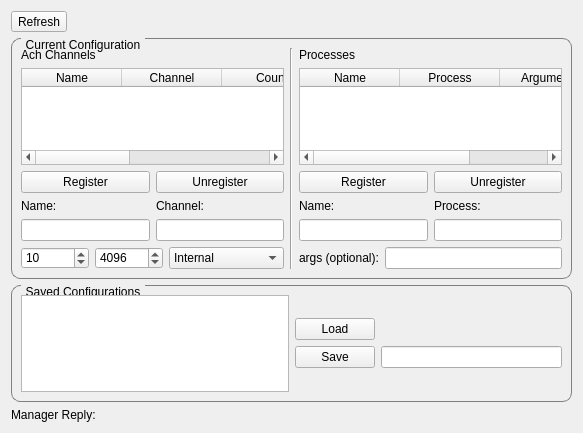
golems/HuboCan, file HuboQt/ui/ConfigWidget.ui: the form before one commit.
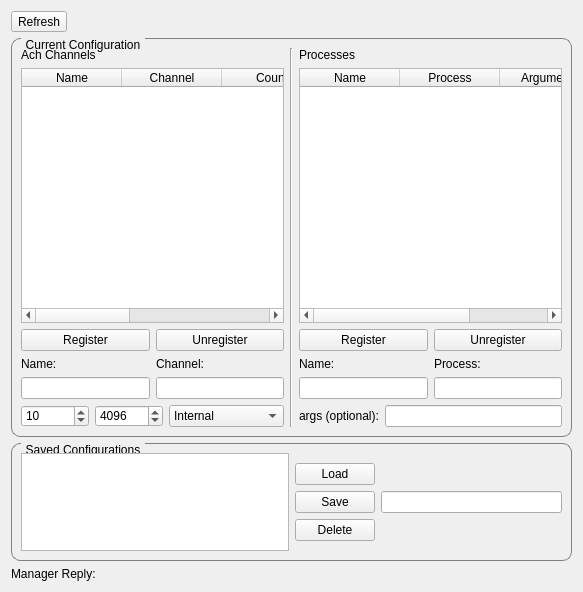
The form after the commit.

The edit to the form file:
```diff
--- a/HuboQt/ui/ConfigWidget.ui
+++ b/HuboQt/ui/ConfigWidget.ui
@@ -7,7 +7,7 @@
     <x>0</x>
     <y>0</y>
     <width>583</width>
-    <height>433</height>
+    <height>592</height>
    </rect>
   </property>
   <property name="windowTitle">
@@ -51,6 +51,12 @@
         </item>
         <item>
          <widget class="QTableWidget" name="chanTable">
+          <property name="sizePolicy">
+           <sizepolicy hsizetype="Expanding" vsizetype="MinimumExpanding">
+            <horstretch>0</horstretch>
+            <verstretch>0</verstretch>
+           </sizepolicy>
+          </property>
           <column>
            <property name="text">
             <string>Name</string>
@@ -200,6 +206,12 @@
         </item>
         <item>
          <widget class="QTableWidget" name="procTable">
+          <property name="sizePolicy">
+           <sizepolicy hsizetype="Expanding" vsizetype="MinimumExpanding">
+            <horstretch>0</horstretch>
+            <verstretch>0</verstretch>
+           </sizepolicy>
+          </property>
           <column>
            <property name="text">
             <string>Name</string>
@@ -306,7 +318,14 @@
      </property>
      <layout class="QHBoxLayout" name="horizontalLayout_10">
       <item>
-       <widget class="QListWidget" name="configList"/>
+       <widget class="QListWidget" name="configList">
+        <property name="sizePolicy">
+         <sizepolicy hsizetype="Expanding" vsizetype="Ignored">
+          <horstretch>0</horstretch>
+          <verstretch>0</verstretch>
+         </sizepolicy>
+        </property>
+       </widget>
       </item>
       <item>
        <layout class="QVBoxLayout" name="verticalLayout_4">
@@ -315,10 +334,13 @@
           <property name="orientation">
            <enum>Qt::Vertical</enum>
           </property>
+          <property name="sizeType">
+           <enum>QSizePolicy::Maximum</enum>
+          </property>
           <property name="sizeHint" stdset="0">
            <size>
             <width>20</width>
-            <height>40</height>
+            <height>10</height>
            </size>
           </property>
          </spacer>
@@ -361,15 +383,42 @@
           </item>
          </layout>
         </item>
+        <item>
+         <layout class="QHBoxLayout" name="horizontalLayout_4">
+          <item>
+           <widget class="QPushButton" name="deleteConfig">
+            <property name="text">
+             <string>Delete</string>
+            </property>
+           </widget>
+          </item>
+          <item>
+           <spacer name="horizontalSpacer_2">
+            <property name="orientation">
+             <enum>Qt::Horizontal</enum>
+            </property>
+            <property name="sizeHint" stdset="0">
+             <size>
+              <width>40</width>
+              <height>20</height>
+             </size>
+            </property>
+           </spacer>
+          </item>
+         </layout>
+        </item>
         <item>
          <spacer name="verticalSpacer_2">
           <property name="orientation">
            <enum>Qt::Vertical</enum>
           </property>
+          <property name="sizeType">
+           <enum>QSizePolicy::Maximum</enum>
+          </property>
           <property name="sizeHint" stdset="0">
            <size>
             <width>20</width>
-            <height>40</height>
+            <height>10</height>
            </size>
           </property>
          </spacer>
```
